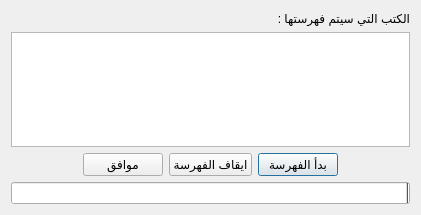
boussouira/albahhet, file indexingdialg.ui: the form before one commit.
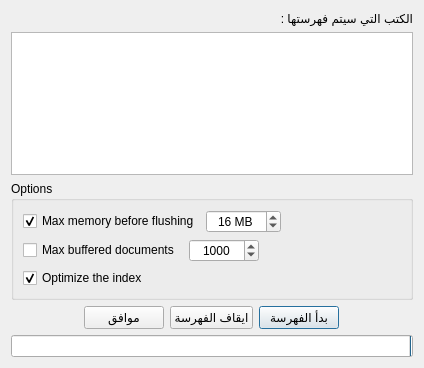
The form after the commit.

Commit message: Add options when indexing

The edit to the form file:
```diff
--- a/indexingdialg.ui
+++ b/indexingdialg.ui
@@ -6,8 +6,8 @@
    <rect>
     <x>0</x>
     <y>0</y>
-    <width>421</width>
-    <height>215</height>
+    <width>424</width>
+    <height>368</height>
    </rect>
   </property>
   <property name="windowTitle">
@@ -19,7 +19,7 @@
   <property name="locale">
    <locale language="Arabic" country="Morocco"/>
   </property>
-  <layout class="QVBoxLayout" name="verticalLayout">
+  <layout class="QVBoxLayout" name="verticalLayout_2">
    <item>
     <widget class="QLabel" name="label">
      <property name="layoutDirection">
@@ -36,6 +36,135 @@
    <item>
     <widget class="QListWidget" name="listWidget"/>
    </item>
+   <item>
+    <widget class="QGroupBox" name="groupBox">
+     <property name="layoutDirection">
+      <enum>Qt::LeftToRight</enum>
+     </property>
+     <property name="title">
+      <string>Options</string>
+     </property>
+     <layout class="QVBoxLayout" name="verticalLayout">
+      <item>
+       <layout class="QHBoxLayout" name="horizontalLayout_2">
+        <item>
+         <widget class="QCheckBox" name="checkRamSize">
+          <property name="minimumSize">
+           <size>
+            <width>160</width>
+            <height>0</height>
+           </size>
+          </property>
+          <property name="text">
+           <string>Max memory before flushing</string>
+          </property>
+          <property name="checked">
+           <bool>true</bool>
+          </property>
+         </widget>
+        </item>
+        <item>
+         <widget class="QSpinBox" name="spinRamSize">
+          <property name="minimumSize">
+           <size>
+            <width>70</width>
+            <height>0</height>
+           </size>
+          </property>
+          <property name="alignment">
+           <set>Qt::AlignCenter</set>
+          </property>
+          <property name="suffix">
+           <string> MB</string>
+          </property>
+          <property name="minimum">
+           <number>2</number>
+          </property>
+          <property name="maximum">
+           <number>1000</number>
+          </property>
+          <property name="value">
+           <number>16</number>
+          </property>
+         </widget>
+        </item>
+        <item>
+         <spacer name="horizontalSpacer_3">
+          <property name="orientation">
+           <enum>Qt::Horizontal</enum>
+          </property>
+          <property name="sizeHint" stdset="0">
+           <size>
+            <width>40</width>
+            <height>20</height>
+           </size>
+          </property>
+         </spacer>
+        </item>
+       </layout>
+      </item>
+      <item>
+       <layout class="QHBoxLayout" name="horizontalLayout_3">
+        <item>
+         <widget class="QCheckBox" name="checkMaxDoc">
+          <property name="minimumSize">
+           <size>
+            <width>160</width>
+            <height>0</height>
+           </size>
+          </property>
+          <property name="text">
+           <string>Max buffered documents</string>
+          </property>
+         </widget>
+        </item>
+        <item>
+         <widget class="QSpinBox" name="spinMaxDoc">
+          <property name="minimumSize">
+           <size>
+            <width>70</width>
+            <height>0</height>
+           </size>
+          </property>
+          <property name="alignment">
+           <set>Qt::AlignCenter</set>
+          </property>
+          <property name="maximum">
+           <number>100000</number>
+          </property>
+          <property name="value">
+           <number>1000</number>
+          </property>
+         </widget>
+        </item>
+        <item>
+         <spacer name="horizontalSpacer_4">
+          <property name="orientation">
+           <enum>Qt::Horizontal</enum>
+          </property>
+          <property name="sizeHint" stdset="0">
+           <size>
+            <width>40</width>
+            <height>20</height>
+           </size>
+          </property>
+         </spacer>
+        </item>
+       </layout>
+      </item>
+      <item>
+       <widget class="QCheckBox" name="checkOptimizeIndex">
+        <property name="text">
+         <string>Optimize the index</string>
+        </property>
+        <property name="checked">
+         <bool>true</bool>
+        </property>
+       </widget>
+      </item>
+     </layout>
+    </widget>
+   </item>
    <item>
     <layout class="QHBoxLayout" name="horizontalLayout">
      <item>
```
The commit also changes 4 other files.
